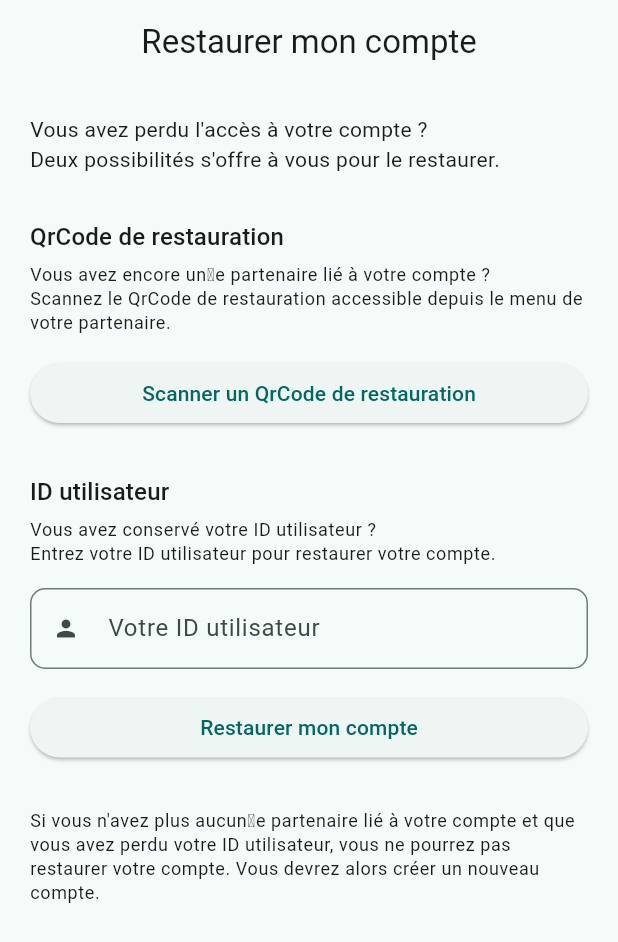
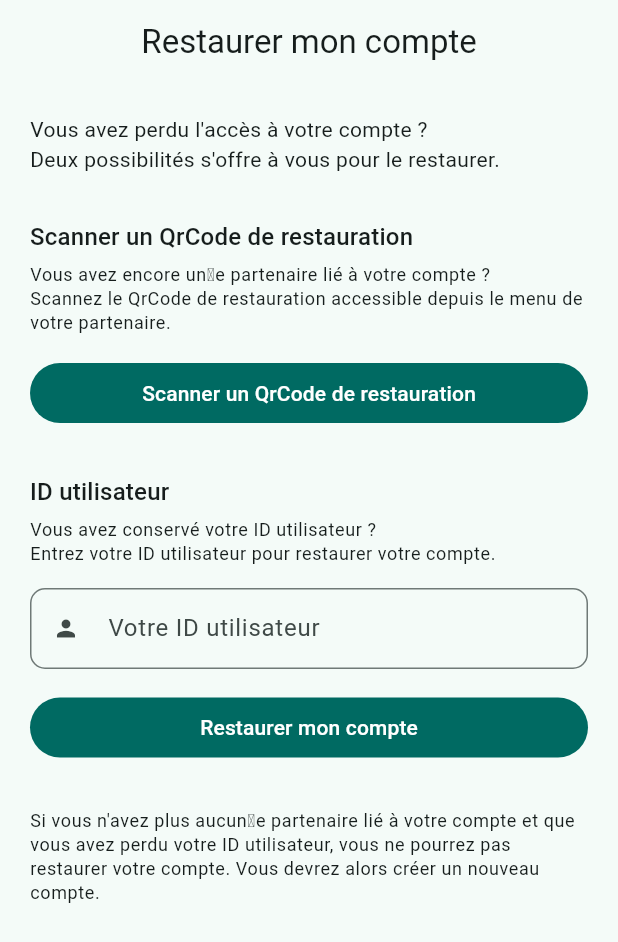
Before and after one commit to Nico04/pasteque_match, a Flutter app: the RestoreAccountPage widget shown alone on an empty page, opened directly, on a phone screen of 412 x 824 dp. Shown: the top 942 px of the screen. Run offline on Flutter 3.47's test engine with Material 2 defaults, Android fonts, the phone set to English and light mode, and no system bars; our stand-ins replace appinio_swiper, cloud_firestore, confetti, connectivity_plus, diacritic, firebase_core and 5 more; missing offline and left inert: ai_barcode, fast_csv, fetcher, value_stream; accounts and stored records are empty.

Commit message:
new _Section in RestoreAccountPage

```diff
--- a/lib/pages/restore_account.page.dart
+++ b/lib/pages/restore_account.page.dart
@@ -21,35 +21,20 @@ class RestoreAccountPage extends StatelessWidget {
             ),
 
             // Scan section
-            AppResources.spacerExtraLarge,
-            Text(
-              'QrCode de restauration',
-              style: context.textTheme.titleMedium,
+            _Section(
+              title: 'Scanner un QrCode de restauration',
+              caption: 'Vous avez encore un⸱e partenaire lié à votre compte ?\nScannez le QrCode de restauration accessible depuis le menu de votre partenaire.',
+              buttonData: ButtonData(
+                label: 'Scanner un QrCode de restauration',
+                onPressed: () {}, // TODO
               ),
-            AppResources.spacerTiny,
-            Text(
-              'Vous avez encore un⸱e partenaire lié à votre compte ?\nScannez le QrCode de restauration accessible depuis le menu de votre partenaire.',
-              style: context.textTheme.bodySmall,
-            ),
-            AppResources.spacerMedium,
-            ElevatedButton(
-              onPressed: () {},
-              child: const Text('Scanner un QrCode de restauration'),
             ),
 
             // ID section
-            AppResources.spacerExtraLarge,
-            Text(
-              'ID utilisateur',
-              style: context.textTheme.titleMedium,
-            ),
-            AppResources.spacerTiny,
-            Text(
-              'Vous avez conservé votre ID utilisateur ?\nEntrez votre ID utilisateur pour restaurer votre compte.',
-              style: context.textTheme.bodySmall,
-            ),
-            AppResources.spacerMedium,
-            TextFormField(
+            _Section(
+              title: 'ID utilisateur',
+              caption: 'Vous avez conservé votre ID utilisateur ?\nEntrez votre ID utilisateur pour restaurer votre compte.',
+              child: TextFormField(
                 decoration: const InputDecoration(
                   prefixIcon: Icon(Icons.person),
                   label: Text('Votre ID utilisateur'),
@@ -58,10 +43,10 @@ class RestoreAccountPage extends StatelessWidget {
                 textInputAction: TextInputAction.done,
                 validator: AppResources.validatorNotEmpty,
               ),
-            AppResources.spacerMedium,
-            ElevatedButton(
-              onPressed: () {},
-              child: const Text('Restaurer mon compte'),
+              buttonData: ButtonData(
+                label: 'Restaurer mon compte',
+                onPressed: () {}, // TODO
+              )
             ),
 
             // Caption
@@ -76,3 +61,37 @@ class RestoreAccountPage extends StatelessWidget {
     );
   }
 }
+
+class _Section extends StatelessWidget {
+  const _Section({super.key, required this.title, required this.caption, this.child, required this.buttonData});
+
+  final String title;
+  final String caption;
+  final Widget? child;
+  final ButtonData buttonData;
+
+  @override
+  Widget build(BuildContext context) {
+    return Column(
+      crossAxisAlignment: CrossAxisAlignment.stretch,
+      children: [
+        AppResources.spacerExtraLarge,
+        Text(
+          title,
+          style: context.textTheme.titleMedium,
+        ),
+        AppResources.spacerTiny,
+        Text(
+          caption,
+          style: context.textTheme.bodySmall,
+        ),
+        if (child != null)...[
+          AppResources.spacerMedium,
+          child!,
+        ],
+        AppResources.spacerMedium,
+        PmButton.fromData(buttonData),
+      ],
+    );
+  }
+}
```
Lines whose indentation alone changed are shown as unchanged.
